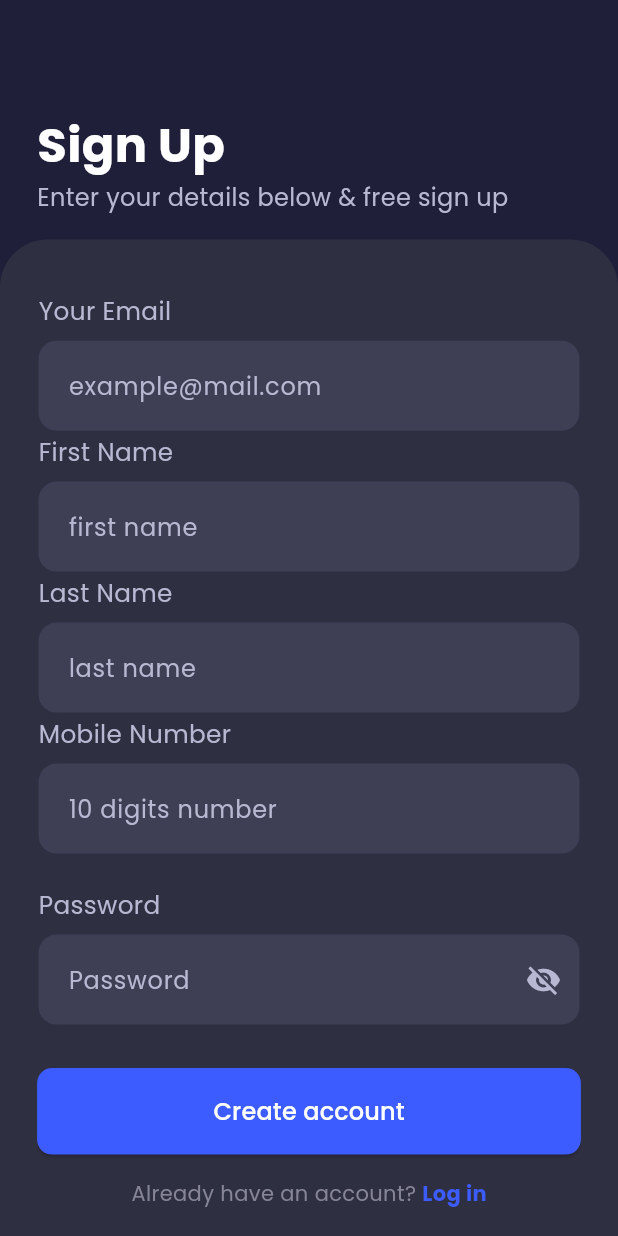
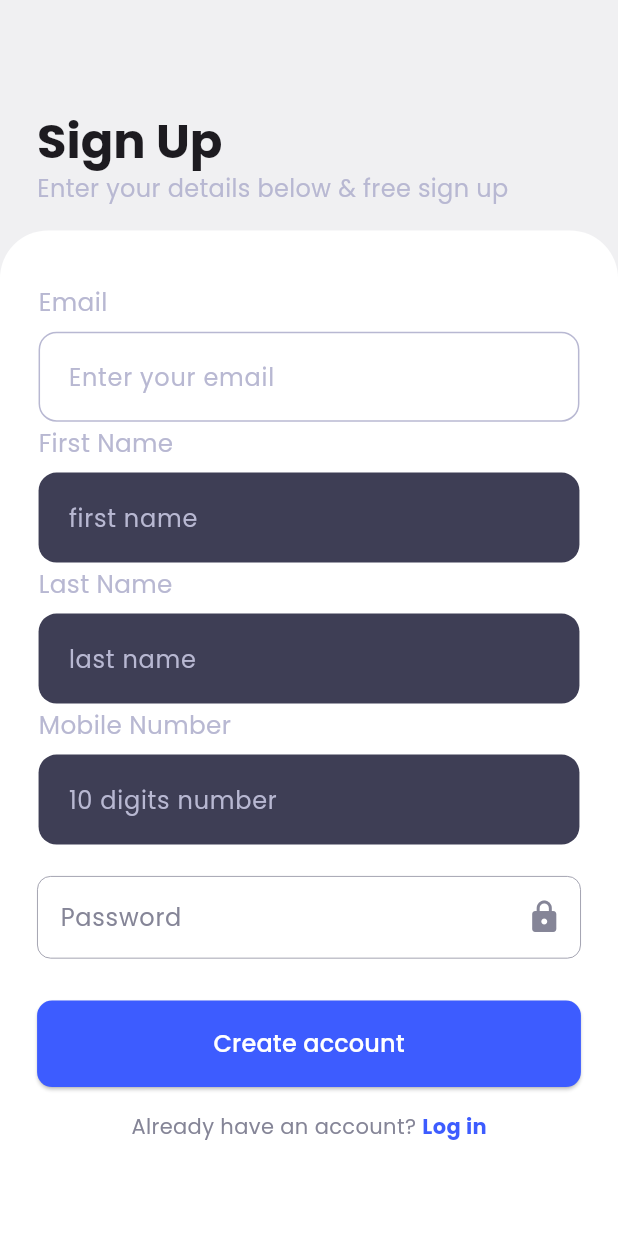
Before and after one commit to iabhinavrajput/stock-careers, a Flutter app: the SignUpScreen screen opened by its route, on a phone screen of 412 x 824 dp. Run offline on Flutter 3.47's test engine with Material 3 defaults, Android fonts, the phone set to English and light mode, and no system bars; our stand-ins replace animated_splash_screen, carousel_slider, equatable, firebase_core, firebase_messaging, flutter_bloc and 4 more; missing offline and left inert: smart_auth; accounts and stored records are empty; project files that could hold a hidden picture were left out.

Commit message:
mail field

```diff
--- a/lib/presentation/screens/auth/forget_password.dart
+++ b/lib/presentation/screens/auth/forget_password.dart
@@ -40,7 +40,7 @@ class _ForgotPasswordScreenState extends State<ForgotPasswordScreen> {
                   const SizedBox(height: 80),
                   Text(
                     "RESET PASSWORD",
-                    style: Theme.of(context).textTheme.headlineLarge,
+                    style: Theme.of(context).textTheme.headlineSmall,
                   ),
                   const SizedBox(height: 20),
                   Image.asset("assets/images/forget_password.png", height: 130),
--- a/lib/presentation/screens/auth/new_password.dart
+++ b/lib/presentation/screens/auth/new_password.dart
@@ -84,7 +84,7 @@ class _NewPasswordState extends State<NewPassword> {
                     alignment: Alignment.bottomLeft,
                     child: Text(
                       "Enter New Password",
-                      style: Theme.of(context).textTheme.headlineLarge,
+                      style: Theme.of(context).textTheme.headlineSmall,
                     ),
                   ),
                 ),
--- a/lib/presentation/screens/auth/otp_screen.dart
+++ b/lib/presentation/screens/auth/otp_screen.dart
@@ -95,7 +95,7 @@ class _PinputExampleState extends State<PinputExample> {
                         alignment: Alignment.center,
                         child: Text(
                           "OTP Verification",
-                          style: Theme.of(context).textTheme.headlineLarge,
+                          style: Theme.of(context).textTheme.headlineSmall,
                         ),
                       ),
                     ),
--- a/lib/presentation/screens/onboarding.dart
+++ b/lib/presentation/screens/onboarding.dart
@@ -63,7 +63,7 @@ class _OnboardingScreenState extends State<OnboardingScreen> {
                       child: Text(
                         onboardingData[index]['title']!,
                         textAlign: TextAlign.center,
-                        style: Theme.of(context).textTheme.headlineLarge,
+                        style: Theme.of(context).textTheme.headlineSmall,
                       ),
                     ),
                     SizedBox(height: 10),
--- a/lib/presentation/screens/signup_screen.dart
+++ b/lib/presentation/screens/signup_screen.dart
@@ -2,6 +2,8 @@ import 'package:flutter/material.dart';
 import 'package:flutter_bloc/flutter_bloc.dart';
 import 'package:stock_careers/blocs/auth/auth_bloc.dart';
 import 'package:stock_careers/blocs/auth/auth_event.dart';
+import 'package:stock_careers/presentation/widgets/field/email.dart';
+import 'package:stock_careers/presentation/widgets/field/password.dart';
 import 'package:stock_careers/presentation/widgets/input_field.dart';
 import 'package:stock_careers/routes/app_routes.dart';
 import 'package:stock_careers/utils/constants/colors.dart';
@@ -27,7 +29,9 @@ class _SignUpScreenState extends State<SignUpScreen> {
     Dimensions.init(context); // initialize screen dimensions
 
     return Scaffold(
-      backgroundColor: AppColors.background,
+      backgroundColor: Theme.of(context).brightness == Brightness.dark
+          ? Theme.of(context).scaffoldBackgroundColor
+          : AppColors.form_scaffold,
       body: Column(
         crossAxisAlignment: CrossAxisAlignment.start,
         children: [
@@ -40,13 +44,9 @@ class _SignUpScreenState extends State<SignUpScreen> {
             child: Column(
               crossAxisAlignment: CrossAxisAlignment.start,
               children: [
-                const Text(
+                Text(
                   'Sign Up',
-                  style: TextStyle(
-                    color: AppColors.white,
-                    fontSize: 32,
-                    fontWeight: FontWeight.bold,
-                  ),
+                  style: Theme.of(context).textTheme.headlineLarge,
                 ),
                 // SizedBox(height: 1),
                 const Text(
@@ -56,7 +56,7 @@ class _SignUpScreenState extends State<SignUpScreen> {
                     fontSize: 16,
                   ),
                 ),
-                SizedBox(height: Dimensions.screenHeight*0.02),
+                SizedBox(height: Dimensions.screenHeight * 0.02),
               ],
             ),
           ),
@@ -66,8 +66,10 @@ class _SignUpScreenState extends State<SignUpScreen> {
             child: Container(
               height: Dimensions.screenHeight * 0.8,
               width: double.infinity,
-              decoration: const BoxDecoration(
-                color: AppColors.cardBackground,
+              decoration: BoxDecoration(
+                color: Theme.of(context).brightness == Brightness.dark
+                    ? AppColors.form_bg
+                    : Colors.white,
                 borderRadius: BorderRadius.only(
                   topLeft: Radius.circular(32),
                   topRight: Radius.circular(32),
@@ -76,18 +78,19 @@ class _SignUpScreenState extends State<SignUpScreen> {
               child: Padding(
                 padding: EdgeInsets.symmetric(
                   horizontal: Dimensions.pagePadding,
-                  vertical: Dimensions.pagePadding*0.1,
+                  vertical: Dimensions.pagePadding * 0.1,
                 ),
                 child: SingleChildScrollView(
                   child: Column(
                     crossAxisAlignment: CrossAxisAlignment.start,
                     children: [
                       const SizedBox(height: 32),
-                      InputField(
-                        label: 'Your Email',
-                        controller: emailController,
-                        hintText: 'example@mail.com',
-                      ),
+                      // InputField(
+                      //   label: 'Your Email',
+                      //   controller: emailController,
+                      //   hintText: 'example@mail.com',
+                      // ),
+                      CustomEmailTextField(controller: emailController),
                       InputField(
                         label: 'First Name',
                         controller: firstNameController,
@@ -104,23 +107,31 @@ class _SignUpScreenState extends State<SignUpScreen> {
                         hintText: '10 digits number',
                       ),
                       const SizedBox(height: 20),
-                      InputField(
-                        label: 'Password',
+                      // InputField(
+                      //   label: 'Password',
+                      //   controller: passwordController,
+                      //   hintText: 'Password',
+                      //   obscureText: !isPasswordVisible,
+                      //   suffixIcon: IconButton(
+                      //     icon: Icon(
+                      //       isPasswordVisible
+                      //           ? Icons.visibility
+                      //           : Icons.visibility_off,
+                      //       color: AppColors.hint,
+                      //     ),
+                      //     onPressed: () {
+                      //       setState(
+                      //           () => isPasswordVisible = !isPasswordVisible);
+                      //     },
+                      //   ),
+                      // ),
+                      CustomPasswordField(
                         controller: passwordController,
                         hintText: 'Password',
-                        obscureText: !isPasswordVisible,
-                        suffixIcon: IconButton(
-                          icon: Icon(
-                            isPasswordVisible
-                                ? Icons.visibility
-                                : Icons.visibility_off,
-                            color: AppColors.hint,
-                          ),
-                          onPressed: () {
-                            setState(
-                                () => isPasswordVisible = !isPasswordVisible);
-                          },
-                        ),
+                        showValidations: false, // or true, based on your need
+                        onValidationChanged: (isValid) {
+                          // Optional: update state if needed
+                        },
                       ),
                       const SizedBox(height: 28),
                       SizedBox(
--- a/lib/presentation/widgets/field/email.dart
+++ b/lib/presentation/widgets/field/email.dart
@@ -1,10 +1,8 @@
-// lib/presentation/widgets/custom_email_text_field.dart
-
 import 'package:flutter/material.dart';
 import 'package:stock_careers/utils/constants/colors.dart';
 import 'package:stock_careers/utils/constants/dimensions.dart';
 
-class CustomEmailTextField extends StatelessWidget {
+class CustomEmailTextField extends StatefulWidget {
   final TextEditingController controller;
   final String label;
   final String hintText;
@@ -20,9 +18,27 @@ class CustomEmailTextField extends StatelessWidget {
     this.onValidationChanged,
   });
 
+  @override
+  State<CustomEmailTextField> createState() => _CustomEmailTextFieldState();
+}
+
+class _CustomEmailTextFieldState extends State<CustomEmailTextField> {
+  String? errorText;
+
   bool isValidEmail(String email) {
     final emailRegex = RegExp(r'^[\w-\.]+@([\w-]+\.)+[\w-]{2,4}$');
     return emailRegex.hasMatch(email);
+  }
+
+  void _onChanged(String value) {
+    final isValid = isValidEmail(value);
+    setState(() {
+      errorText =
+          isValid || value.isEmpty ? null : 'Enter a valid email address';
+    });
+    if (widget.onValidationChanged != null) {
+      widget.onValidationChanged!(isValid);
+    }
   }
 
   @override
@@ -36,7 +52,7 @@ class CustomEmailTextField extends StatelessWidget {
         crossAxisAlignment: CrossAxisAlignment.start,
         children: [
           Text(
-            label,
+            widget.label,
             style: TextStyle(
               color: AppColors.hint,
               fontSize: Dimensions.fontMedium,
@@ -44,26 +60,21 @@ class CustomEmailTextField extends StatelessWidget {
           ),
           const SizedBox(height: 8),
           TextField(
-            controller: controller,
+            controller: widget.controller,
             keyboardType: TextInputType.emailAddress,
             style: TextStyle(
               color: Theme.of(context).brightness == Brightness.dark
                   ? Colors.white
                   : Colors.black,
             ),
-            onChanged: (value) {
-              if (onValidationChanged != null) {
-                onValidationChanged!(isValidEmail(value));
-              }
-            },
+            onChanged: _onChanged,
             decoration: InputDecoration(
-              hintText: hintText,
+              hintText: widget.hintText,
               hintStyle: const TextStyle(color: AppColors.hint),
               filled: true,
               fillColor: Theme.of(context).brightness == Brightness.dark
                   ? AppColors.inputField
                   : Colors.white,
-              prefixIcon: Icon(icon, color: AppColors.lightPrimary),
               enabledBorder: OutlineInputBorder(
                 borderRadius: BorderRadius.circular(12),
                 borderSide: BorderSide(
@@ -84,8 +95,17 @@ class CustomEmailTextField extends StatelessWidget {
                 horizontal: 16,
                 vertical: 18,
               ),
+              // No errorText to preserve original design
             ),
           ),
+          if (errorText != null)
+            Padding(
+              padding: const EdgeInsets.only(top: 6),
+              child: Text(
+                errorText!,
+                style: const TextStyle(color: Colors.red, fontSize: 12),
+              ),
+            ),
         ],
       ),
     );
--- a/lib/utils/constants/app_theme.dart
+++ b/lib/utils/constants/app_theme.dart
@@ -9,7 +9,12 @@ class AppThemes {
       scaffoldBackgroundColor: Colors.white,
       textTheme: GoogleFonts.poppinsTextTheme().copyWith(
           headlineLarge: AppTextStyles.light.headlineLarge,
-          titleMedium: AppTextStyles.light.titleMedium,));
+                    headlineSmall:AppTextStyles.light.headlineSmall ,
+
+          titleMedium: AppTextStyles.light.titleMedium,
+                    titleSmall: AppTextStyles.light.titleSmall,
+
+          ));
 
   static final ThemeData darkTheme = ThemeData(
       brightness: Brightness.dark,
@@ -17,5 +22,8 @@ class AppThemes {
       scaffoldBackgroundColor: Color(0xff1F1F39),
       textTheme: GoogleFonts.poppinsTextTheme().copyWith(
           headlineLarge: AppTextStyles.dark.headlineLarge,
-          titleMedium: AppTextStyles.dark.titleMedium,));
+          headlineSmall:AppTextStyles.dark.headlineSmall ,
+          titleMedium: AppTextStyles.dark.titleMedium,
+                    titleSmall: AppTextStyles.light.titleSmall,
+));
 }
```
Also changed, not shown: lib/utils/constants/textstyle.dart (+22 -0 lines).
